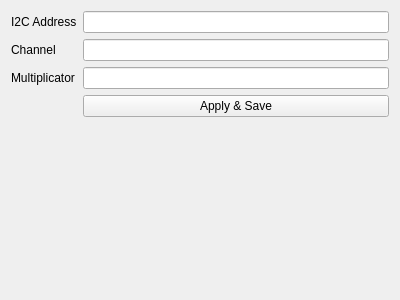
Qt form Hanse/Module_Thruster/thruster_form.ui (iti-luebeck/HANSE2011) before a commit.
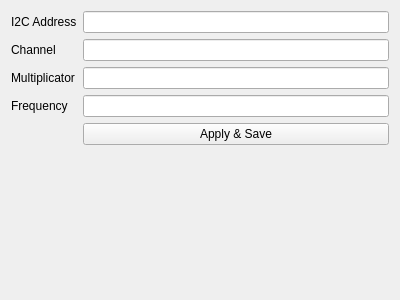
The same form after that commit.

Commit message:
Thruster: do update motor asnnc
works generally, just some freuqency bugs

```diff
--- a/Hanse/Module_Thruster/thruster_form.ui
+++ b/Hanse/Module_Thruster/thruster_form.ui
@@ -14,7 +14,7 @@
    <string>Form</string>
   </property>
   <layout class="QGridLayout" name="gridLayout">
-   <item row="0" column="0">
+   <item row="1" column="0">
     <layout class="QFormLayout" name="formLayout">
      <item row="0" column="0">
       <widget class="QLabel" name="label_10">
@@ -46,7 +46,7 @@
      <item row="2" column="1">
       <widget class="QLineEdit" name="multi"/>
      </item>
-     <item row="3" column="1">
+     <item row="4" column="1">
       <widget class="QPushButton" name="save">
        <property name="text">
         <string>Apply &amp;&amp; Save</string>
@@ -56,6 +56,16 @@
        </property>
       </widget>
      </item>
+     <item row="3" column="1">
+      <widget class="QLineEdit" name="frequency"/>
+     </item>
+     <item row="3" column="0">
+      <widget class="QLabel" name="label_3">
+       <property name="text">
+        <string>Frequency</string>
+       </property>
+      </widget>
+     </item>
     </layout>
    </item>
   </layout>
```
The commit also changes 3 other files.
